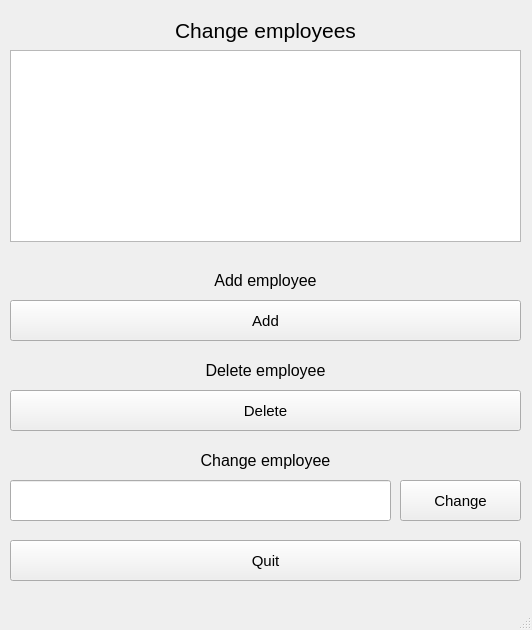
Above: mdkpv2/change_employes.ui from Korobkov124/MDKP before the change. Below: the same form after it.
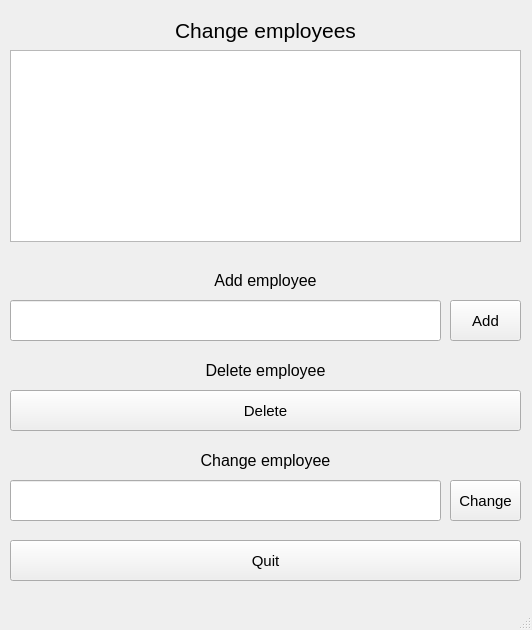
That is the form after the change.

What changed in the file:
```diff
--- a/mdkpv2/change_employes.ui
+++ b/mdkpv2/change_employes.ui
@@ -17,9 +17,9 @@
    <widget class="QPushButton" name="Autorisation_button_3">
     <property name="geometry">
      <rect>
-      <x>400</x>
+      <x>450</x>
       <y>480</y>
-      <width>121</width>
+      <width>71</width>
       <height>41</height>
      </rect>
     </property>
@@ -57,7 +57,7 @@
      <rect>
       <x>10</x>
       <y>480</y>
-      <width>381</width>
+      <width>431</width>
       <height>41</height>
      </rect>
     </property>
@@ -104,9 +104,9 @@
    <widget class="QPushButton" name="Autorisation_button">
     <property name="geometry">
      <rect>
-      <x>10</x>
+      <x>450</x>
       <y>300</y>
-      <width>511</width>
+      <width>71</width>
       <height>41</height>
      </rect>
     </property>
@@ -162,6 +162,16 @@
      </rect>
     </property>
    </widget>
+   <widget class="QLineEdit" name="lineEdit_3">
+    <property name="geometry">
+     <rect>
+      <x>10</x>
+      <y>300</y>
+      <width>431</width>
+      <height>41</height>
+     </rect>
+    </property>
+   </widget>
   </widget>
   <widget class="QMenuBar" name="menubar">
    <property name="geometry">
```
